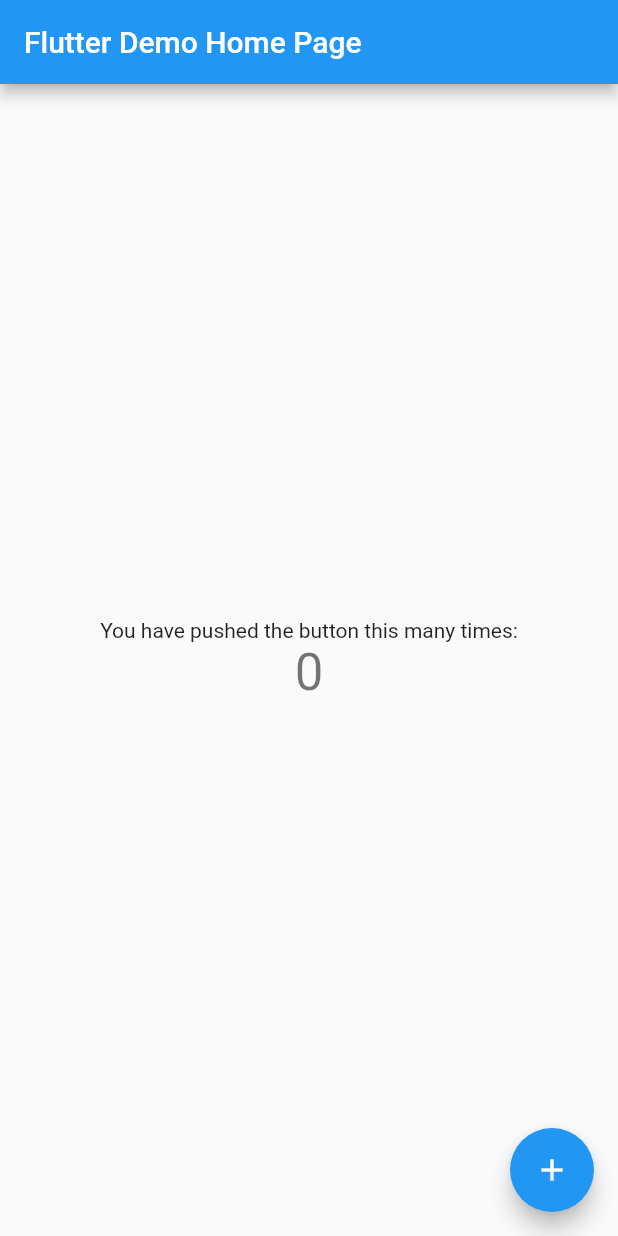
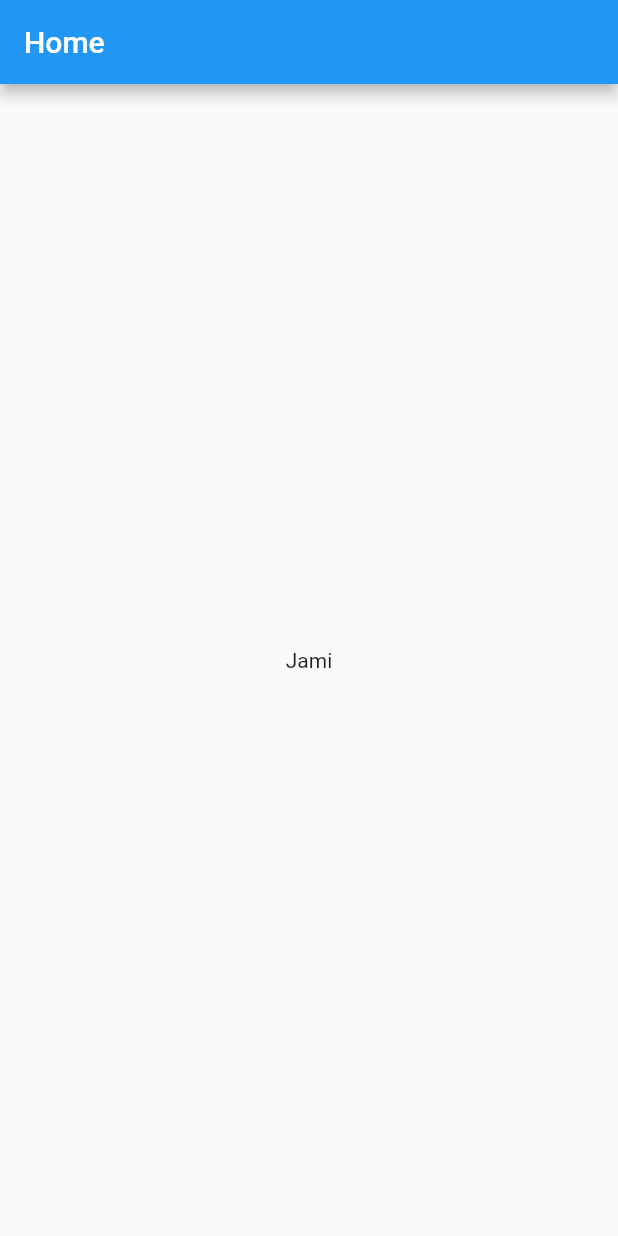
Before and after one commit to HasnathJami/My_Learning_Companion, a Flutter app: the screen it shows after launch, on a phone screen of 412 x 824 dp. Run offline on Flutter 3.47's test engine with Material 2 defaults, Android fonts, the phone set to English and light mode, and no system bars.

Commit message:
Text, Container, Scaffold Basic Implementation

```diff
--- a/lib/main.dart
+++ b/lib/main.dart
@@ -1,115 +1,31 @@
 import 'package:flutter/material.dart';
 
 void main() {
-  runApp(const MyApp());
+  runApp(const MaterialApp(title: "My App Demo", home: HomePage()));
 }
 
-class MyApp extends StatelessWidget {
-  const MyApp({super.key});
+class HomePage extends StatelessWidget {
+  const HomePage({Key? key}) : super(key: key);
 
-  // This widget is the root of your application.
+  // @override
+  // Widget build(BuildContext context) {
+  //   return  Container(
+  //     color: Colors.amberAccent,
+  //     child: const Text("Hi Flutter"),
+  //   );
+  // }
+
   @override
   Widget build(BuildContext context) {
-    return MaterialApp(
-      title: 'My Name Is Jishan',
-      theme: ThemeData(
-        // This is the theme of your application.
-        //
-        // Try running your application with "flutter run". You'll see the
-        // application has a blue toolbar. Then, without quitting the app, try
-        // changing the primarySwatch below to Colors.green and then invoke
-        // "hot reload" (press "r" in the console where you ran "flutter run",
-        // or simply save your changes to "hot reload" in a Flutter IDE).
-        // Notice that the counter didn't reset back to zero; the application
-        // is not restarted.
-        primarySwatch: Colors.blue,
+    return Scaffold(
+      appBar: AppBar(
+        title: const Text("Home"),
       ),
-      home: const MyHomePage(title: 'Flutter Demo Home Page'),
+      body:  Container(
+        child: Center(
+          child: Text("Jami"),
+        )
+      )
     );
   }
 }
-
-class MyHomePage extends StatefulWidget {
-  const MyHomePage({super.key, required this.title});
-
-  // This widget is the home page of your application. It is stateful, meaning
-  // that it has a State object (defined below) that contains fields that affect
-  // how it looks.
-
-  // This class is the configuration for the state. It holds the values (in this
-  // case the title) provided by the parent (in this case the App widget) and
-  // used by the build method of the State. Fields in a Widget subclass are
-  // always marked "final".
-
-  final String title;
-
-  @override
-  State<MyHomePage> createState() => _MyHomePageState();
-}
-
-class _MyHomePageState extends State<MyHomePage> {
-  int _counter = 0;
-
-  void _incrementCounter() {
-    setState(() {
-      // This call to setState tells the Flutter framework that something has
-      // changed in this State, which causes it to rerun the build method below
-      // so that the display can reflect the updated values. If we changed
-      // _counter without calling setState(), then the build method would not be
-      // called again, and so nothing would appear to happen.
-      _counter++;
-    });
-  }
-
-  @override
-  Widget build(BuildContext context) {
-    // This method is rerun every time setState is called, for instance as done
-    // by the _incrementCounter method above.
-    //
-    // The Flutter framework has been optimized to make rerunning build methods
-    // fast, so that you can just rebuild anything that needs updating rather
-    // than having to individually change instances of widgets.
-    return Scaffold(
-      appBar: AppBar(
-        // Here we take the value from the MyHomePage object that was created by
-        // the App.build method, and use it to set our appbar title.
-        title: Text(widget.title),
-      ),
-      body: Center(
-        // Center is a layout widget. It takes a single child and positions it
-        // in the middle of the parent.
-        child: Column(
-          // Column is also a layout widget. It takes a list of children and
-          // arranges them vertically. By default, it sizes itself to fit its
-          // children horizontally, and tries to be as tall as its parent.
-          //
-          // Invoke "debug painting" (press "p" in the console, choose the
-          // "Toggle Debug Paint" action from the Flutter Inspector in Android
-          // Studio, or the "Toggle Debug Paint" command in Visual Studio Code)
-          // to see the wireframe for each widget.
-          //
-          // Column has various properties to control how it sizes itself and
-          // how it positions its children. Here we use mainAxisAlignment to
-          // center the children vertically; the main axis here is the vertical
-          // axis because Columns are vertical (the cross axis would be
-          // horizontal).
-          mainAxisAlignment: MainAxisAlignment.center,
-          children: <Widget>[
-            const Text(
-              'You have pushed the button this many times:',
-            ),
-            Text(
-              '$_counter',
-              style: Theme.of(context).textTheme.headlineMedium,
-            ),
-          ],
-        ),
-      ),
-      floatingActionButton: FloatingActionButton(
-        onPressed: _incrementCounter,
-        tooltip: 'Increment',
-        child: const Icon(Icons.add),
-      ), // This trailing comma makes auto-formatting nicer for build methods.
-    );
-  }
-}
```
